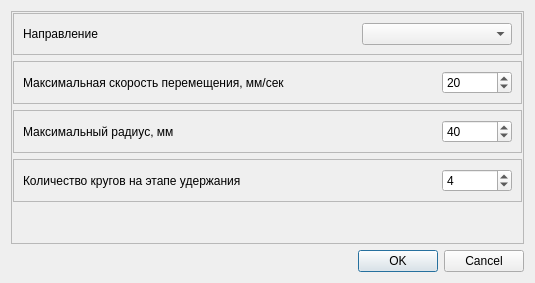
Old version of the form metodics/dynamic_tests/evolventa/evolventaparamsdialog.ui in the repository grigp/a-analyser.
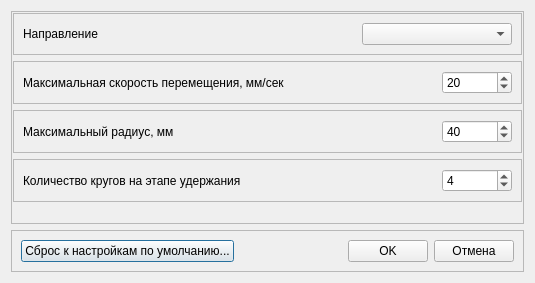
New version of the form.

Commit message: Сброс параметров методик по умолчанию. Закончено

```diff
--- a/metodics/dynamic_tests/evolventa/evolventaparamsdialog.ui
+++ b/metodics/dynamic_tests/evolventa/evolventaparamsdialog.ui
@@ -253,13 +253,49 @@
     </widget>
    </item>
    <item>
-    <widget class="QDialogButtonBox" name="buttonBox">
-     <property name="orientation">
-      <enum>Qt::Horizontal</enum>
+    <widget class="QFrame" name="frame_3">
+     <property name="frameShape">
+      <enum>QFrame::StyledPanel</enum>
      </property>
-     <property name="standardButtons">
-      <set>QDialogButtonBox::Cancel|QDialogButtonBox::Ok</set>
+     <property name="frameShadow">
+      <enum>QFrame::Raised</enum>
      </property>
+     <layout class="QHBoxLayout" name="horizontalLayout_11">
+      <item>
+       <widget class="QPushButton" name="btnDefault">
+        <property name="text">
+         <string>Сброс к настройкам по умолчанию...</string>
+        </property>
+       </widget>
+      </item>
+      <item>
+       <spacer name="horizontalSpacer_7">
+        <property name="orientation">
+         <enum>Qt::Horizontal</enum>
+        </property>
+        <property name="sizeHint" stdset="0">
+         <size>
+          <width>40</width>
+          <height>20</height>
+         </size>
+        </property>
+       </spacer>
+      </item>
+      <item>
+       <widget class="QPushButton" name="btnOK">
+        <property name="text">
+         <string>OK</string>
+        </property>
+       </widget>
+      </item>
+      <item>
+       <widget class="QPushButton" name="btnCancel">
+        <property name="text">
+         <string>Отмена</string>
+        </property>
+       </widget>
+      </item>
+     </layout>
     </widget>
    </item>
   </layout>
```
Left out of the diff: 49 changed lines with no effect on the pictures. The commit also changes 41 other files.
